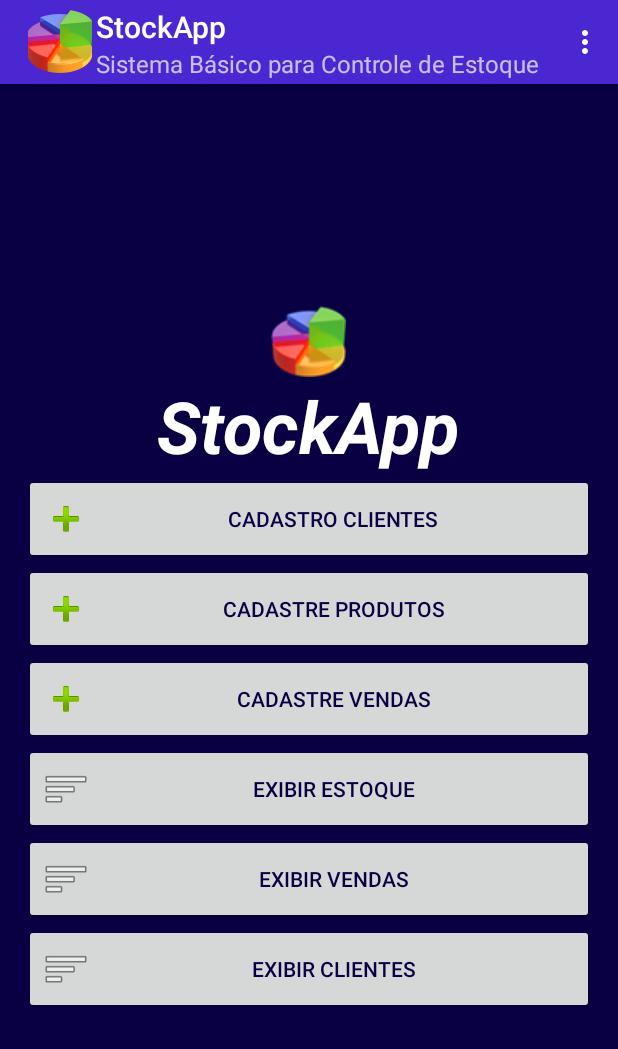
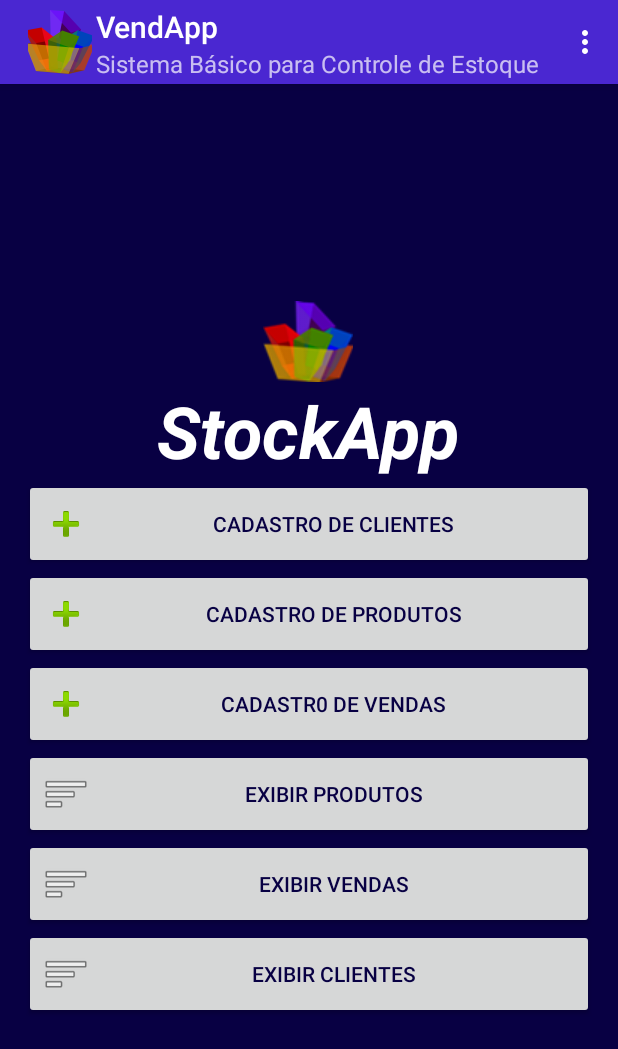
Before and after one commit to JaianeDantas/StockApp, an Android app: the screen it shows after launch (MainActivity), on a phone screen of 412 x 824 dp. Shown: the top 1049 px of the screen. Run offline under Robolectric (Android 15) with nearby library versions, the phone set to English and light mode, and no system bars.

Commit message:
Vendas alterado

```diff
--- a/app/src/main/res/layout/activity_activity_form_item_venda_produto.xml
+++ b/app/src/main/res/layout/activity_activity_form_item_venda_produto.xml
@@ -58,7 +58,8 @@
                 android:id="@+id/ItemVenda2-BotaoSalvar"
                 android:layout_column="0"
                 android:layout_row="0"
-                android:layout_gravity="center_horizontal" />
+                android:layout_gravity="center_horizontal"
+                android:drawableLeft="@android:drawable/ic_input_add"/>
 
             <Button
                 android:layout_width="wrap_content"
@@ -67,7 +68,8 @@
                 android:id="@+id/ItemVenda2-BotaoLimpar"
                 android:layout_row="0"
                 android:layout_column="1"
-                android:layout_gravity="bottom|center_horizontal" />
+                android:layout_gravity="bottom|center_horizontal"
+                android:drawableLeft="@android:drawable/ic_delete"/>
         </LinearLayout>
     </GridLayout>
 </RelativeLayout>
--- a/app/src/main/res/layout/activity_main.xml
+++ b/app/src/main/res/layout/activity_main.xml
@@ -51,7 +51,7 @@
             android:layout_width="fill_parent"
             android:layout_height="60dp"
             android:id="@+id/btCadastro"
-            android:text="CADASTRO CLIENTES"
+            android:text="CADASTRO DE CLIENTES"
             android:textColor="@color/menu"
             android:drawableLeft="@android:drawable/ic_input_add"
             android:layout_row="2"
@@ -64,7 +64,7 @@
             android:layout_width="fill_parent"
             android:layout_height="60dp"
             android:id="@+id/btCadastroProdutos"
-            android:text="CADASTRE PRODUTOS"
+            android:text="CADASTRO DE PRODUTOS"
             android:textColor="@color/menu"
             android:layout_row="3"
             android:layout_column="0"
@@ -76,7 +76,7 @@
             android:layout_width="fill_parent"
             android:layout_height="60dp"
             android:id="@+id/btCadastroVendas"
-            android:text="CADASTRE VENDAS"
+            android:text="CADASTR0 DE VENDAS"
             android:textColor="@color/menu"
             android:layout_row="4"
             android:layout_column="0"
@@ -87,7 +87,7 @@
             android:layout_width="fill_parent"
             android:layout_height="60dp"
             android:id="@+id/btRelatorioEstoque"
-            android:text="EXIBIR ESTOQUE"
+            android:text="EXIBIR PRODUTOS"
             android:textColor="@color/menu"
             android:layout_row="5"
             android:layout_column="0"
--- a/app/src/main/res/values/strings.xml
+++ b/app/src/main/res/values/strings.xml
@@ -1,19 +1,19 @@
 <resources>
-    <string name="app_name">StockApp</string>
+    <string name="app_name">VendApp</string>
 
     <string name="hello_world">Hello world!</string>
     <string name="action_settings">Configurações</string>
-    <string name="mensagem_compartilhar">StockApp, o aplicativo que auxilia o seu negócio!</string>
-    <string name="title_activity_splash">StockApp</string>
+    <string name="mensagem_compartilhar">VendApp, o aplicativo que auxilia o seu negócio!</string>
+    <string name="title_activity_splash">VendApp</string>
     <string name="tempoSplash">3000</string>
-    <string name="titulo">StockApp</string>
+    <string name="titulo">VendApp</string>
     <string name="subtitulo">Sistema Básico para Controle de Estoque</string>
     <string name="menu_sair">Sair</string>
     <string name="menu_sobre">Sobre</string>
     <string name="menu_compartilhar">Compartilhar</string>
-    <string name="mensagem_sobre"> Bem vindo!<n></n><t></t>O StockApp é ideal para pequenos comerciantes, pois possibilita um controle básico de estoque e de vendas.</string>
+    <string name="mensagem_sobre"> Bem vindo!<n></n><t></t>O VendApp é ideal para pequenos comerciantes, pois possibilita um controle básico de estoque e de vendas.</string>
     <string name="ok"> Ok </string>
-    <string name="mensagem_sair">Deseja sair?</string>
+    <string name="mensagem_sair">Continuar?</string>
     <string name="mensagem_cancelar">Cancelar</string>
     <string name="title_activity_formulario">Formulário - Cadastrar Cliente</string>
     <string name="title_activity_form_vendas">Formulário - Cadastrar uma Venda</string>
```
Also changed, not shown: app/src/main/res/layout/activity_formulario.xml (+33 -16 lines), app/src/main/ic_launcher-web.png, app/src/main/res/drawable/ic_launcher.png, app/src/main/res/mipmap-hdpi/ic_launcher.png, app/src/main/res/mipmap-mdpi/ic_launcher.png, app/src/main/res/mipmap-xhdpi/ic_launcher.png, app/src/main/res/mipmap-xxhdpi/ic_launcher.png, app/src/main/res/mipmap-xxxhdpi/ic_launcher.png.
